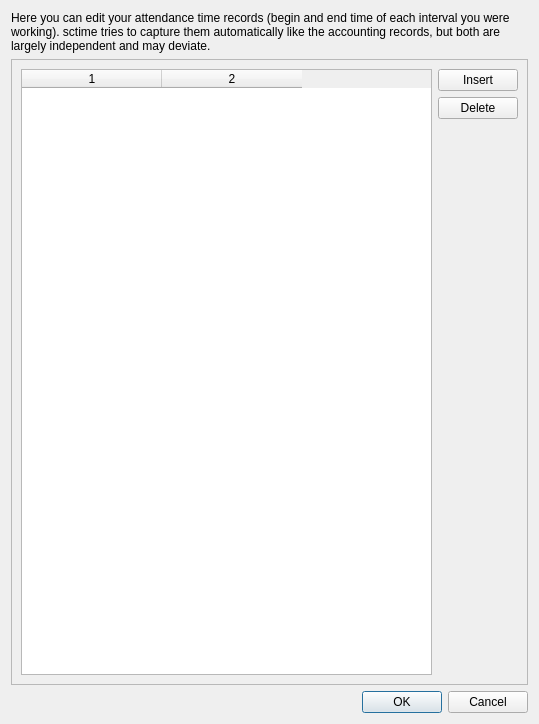
This is src/punchclockdialogbase.ui in scVENUS/sctime as Qt 5 draws it before an edit. The edited form follows.
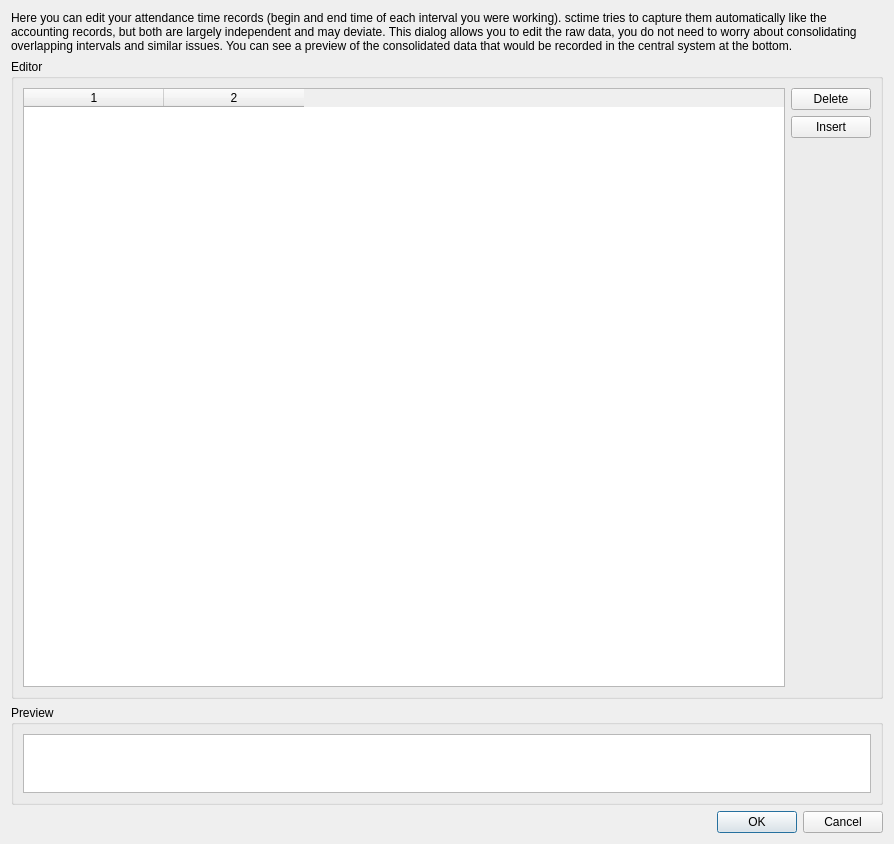
This is the edited form.

Commit message: add preview to punch clock times

```diff
--- a/src/punchclockdialogbase.ui
+++ b/src/punchclockdialogbase.ui
@@ -6,18 +6,18 @@
    <rect>
     <x>0</x>
     <y>0</y>
-    <width>539</width>
-    <height>724</height>
+    <width>894</width>
+    <height>844</height>
    </rect>
   </property>
   <property name="windowTitle">
    <string>Punch Clock Dialog</string>
   </property>
-  <layout class="QVBoxLayout" name="verticalLayout_2">
+  <layout class="QVBoxLayout" name="verticalLayout">
    <item>
     <widget class="QLabel" name="label">
      <property name="text">
-      <string>Here you can edit your attendance time records (begin and end time of each interval you were working). sctime tries to capture them automatically like the accounting records, but both are largely independent and may deviate. </string>
+      <string>Here you can edit your attendance time records (begin and end time of each interval you were working). sctime tries to capture them automatically like the accounting records, but both are largely independent and may deviate. This dialog allows you to edit the raw data, you do not need to worry about consolidating overlapping intervals and similar issues. You can see a preview of the consolidated data that would be recorded in the central system at the bottom.</string>
      </property>
      <property name="wordWrap">
       <bool>true</bool>
@@ -25,12 +25,21 @@
     </widget>
    </item>
    <item>
-    <widget class="QFrame" name="frame">
-     <property name="frameShape">
-      <enum>QFrame::StyledPanel</enum>
+    <widget class="QGroupBox" name="groupBox_2">
+     <property name="sizePolicy">
+      <sizepolicy hsizetype="Expanding" vsizetype="Expanding">
+       <horstretch>0</horstretch>
+       <verstretch>0</verstretch>
+      </sizepolicy>
      </property>
-     <property name="frameShadow">
-      <enum>QFrame::Raised</enum>
+     <property name="baseSize">
+      <size>
+       <width>0</width>
+       <height>0</height>
+      </size>
+     </property>
+     <property name="title">
+      <string>Editor</string>
      </property>
      <layout class="QHBoxLayout" name="horizontalLayout">
       <item>
@@ -52,14 +61,7 @@
        </widget>
       </item>
       <item>
-       <layout class="QVBoxLayout" name="verticalLayout">
-        <item>
-         <widget class="QPushButton" name="insertButton">
-          <property name="text">
-           <string>Insert</string>
-          </property>
-         </widget>
-        </item>
+       <layout class="QVBoxLayout" name="verticalLayout_3">
         <item>
          <widget class="QPushButton" name="deleteButton">
           <property name="text">
@@ -67,6 +69,13 @@
           </property>
          </widget>
         </item>
+        <item>
+         <widget class="QPushButton" name="insertButton">
+          <property name="text">
+           <string>Insert</string>
+          </property>
+         </widget>
+        </item>
         <item>
          <spacer name="verticalSpacer">
           <property name="orientation">
@@ -85,6 +94,37 @@
      </layout>
     </widget>
    </item>
+   <item>
+    <widget class="QGroupBox" name="groupBox">
+     <property name="maximumSize">
+      <size>
+       <width>16777215</width>
+       <height>100</height>
+      </size>
+     </property>
+     <property name="baseSize">
+      <size>
+       <width>0</width>
+       <height>0</height>
+      </size>
+     </property>
+     <property name="title">
+      <string>Preview</string>
+     </property>
+     <layout class="QVBoxLayout" name="verticalLayout_2">
+      <item>
+       <widget class="QTextBrowser" name="previewBrowser">
+        <property name="sizePolicy">
+         <sizepolicy hsizetype="Preferred" vsizetype="Preferred">
+          <horstretch>0</horstretch>
+          <verstretch>0</verstretch>
+         </sizepolicy>
+        </property>
+       </widget>
+      </item>
+     </layout>
+    </widget>
+   </item>
    <item>
     <widget class="QDialogButtonBox" name="buttonBox">
      <property name="orientation">
```
The commit also changes 4 other files.
